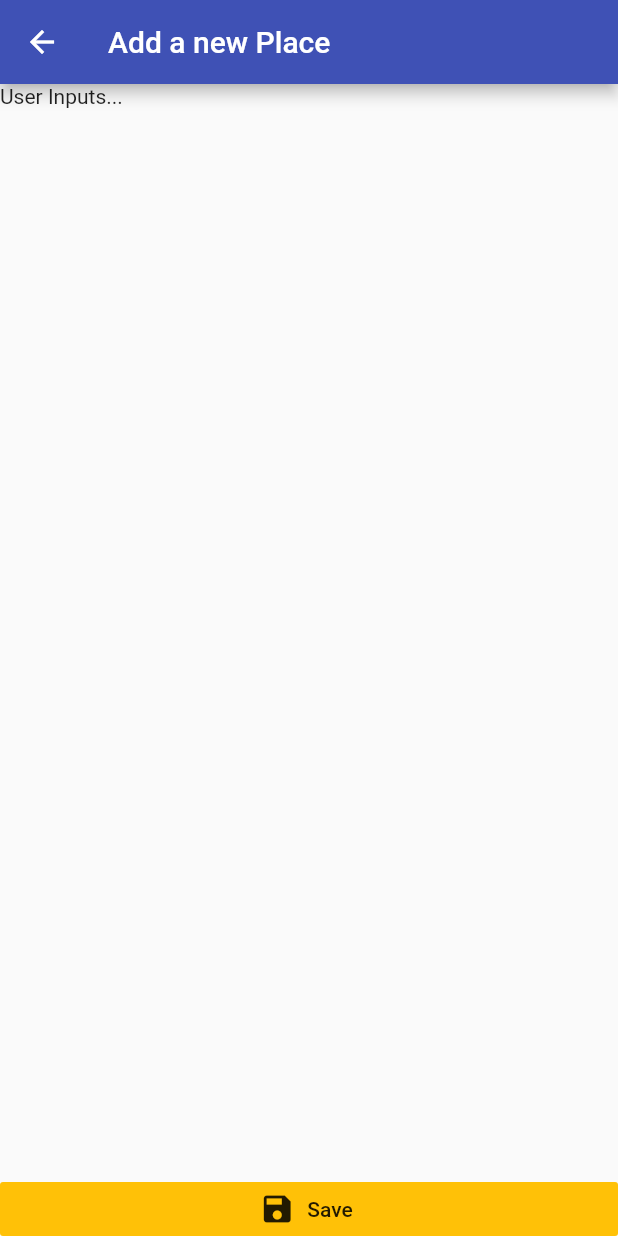
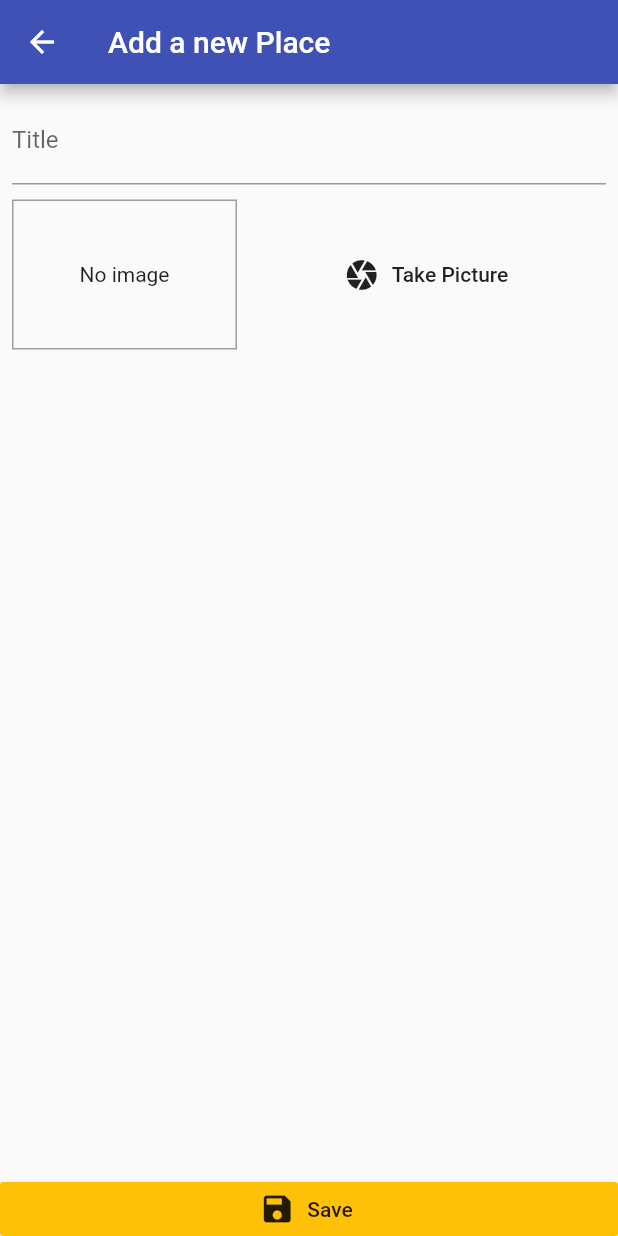
Before and after one commit to Samuel-Bie/favorite_locations, a Flutter app: the AddPlaceScreen screen opened by its route, on a phone screen of 412 x 824 dp. Run offline on Flutter 3.47's test engine with Material 2 defaults, Android fonts, the phone set to English and light mode, and no system bars.

Commit message:
Create add image Widget

```diff
--- a/lib/screens/add_place.dart
+++ b/lib/screens/add_place.dart
@@ -1,3 +1,4 @@
+import 'package:favorite_locations/widgets/image_input.dart';
 import 'package:flutter/material.dart';
 
 class AddPlaceScreen extends StatefulWidget {
@@ -8,6 +9,8 @@ class AddPlaceScreen extends StatefulWidget {
 }
 
 class _AddPlaceScreenState extends State<AddPlaceScreen> {
+  final _titleController = new TextEditingController();
+
   @override
   Widget build(BuildContext context) {
     return Scaffold(
@@ -15,10 +18,28 @@ class _AddPlaceScreenState extends State<AddPlaceScreen> {
         title: Text('Add a new Place'),
       ),
       body: Column(
-        mainAxisAlignment: MainAxisAlignment.spaceBetween,
+        // mainAxisAlignment: MainAxisAlignment.spaceBetween,
         crossAxisAlignment: CrossAxisAlignment.stretch,
         children: [
-          Text('User Inputs...'),
+          Expanded(
+            child: SingleChildScrollView(
+              child: Padding(
+                padding: const EdgeInsets.all(8.0),
+                child: Column(
+                  children: <Widget>[
+                    TextField(
+                      decoration: InputDecoration(labelText: 'Title'),
+                      controller: _titleController,
+                    ),
+                    SizedBox(
+                      height: 10,
+                    ),
+                    ImageInput(),
+                  ],
+                ),
+              ),
+            ),
+          ),
           RaisedButton.icon(
             icon: Icon(Icons.save),
             label: Text('Save'),
--- /dev/null
+++ b/lib/widgets/image_input.dart
@@ -0,0 +1,51 @@
+import 'dart:io';
+
+import 'package:flutter/material.dart';
+
+class ImageInput extends StatefulWidget {
+  @override
+  _ImageInputState createState() => _ImageInputState();
+}
+
+class _ImageInputState extends State<ImageInput> {
+  File _storedImage;
+  @override
+  Widget build(BuildContext context) {
+    return Row(
+      children: [
+        Container(
+          width: 150,
+          height: 100,
+          child: _storedImage != null
+              ? Image.file(
+                  _storedImage,
+                  fit: BoxFit.cover,
+                  width: double.infinity,
+                )
+              : Text(
+                  'No image',
+                  textAlign: TextAlign.center,
+                ),
+          alignment: Alignment.center,
+          decoration: BoxDecoration(
+            border: Border.all(
+              width: 1,
+              color: Colors.grey,
+            ),
+          ),
+        ),
+        SizedBox(
+          width: 10,
+        ),
+        Expanded(
+          child: FlatButton.icon(
+              onPressed: () {
+
+              },
+              icon: Icon(Icons.camera),
+              label: Text('Take Picture')),
+        )
+      ],
+    );
+  }
+}
```
